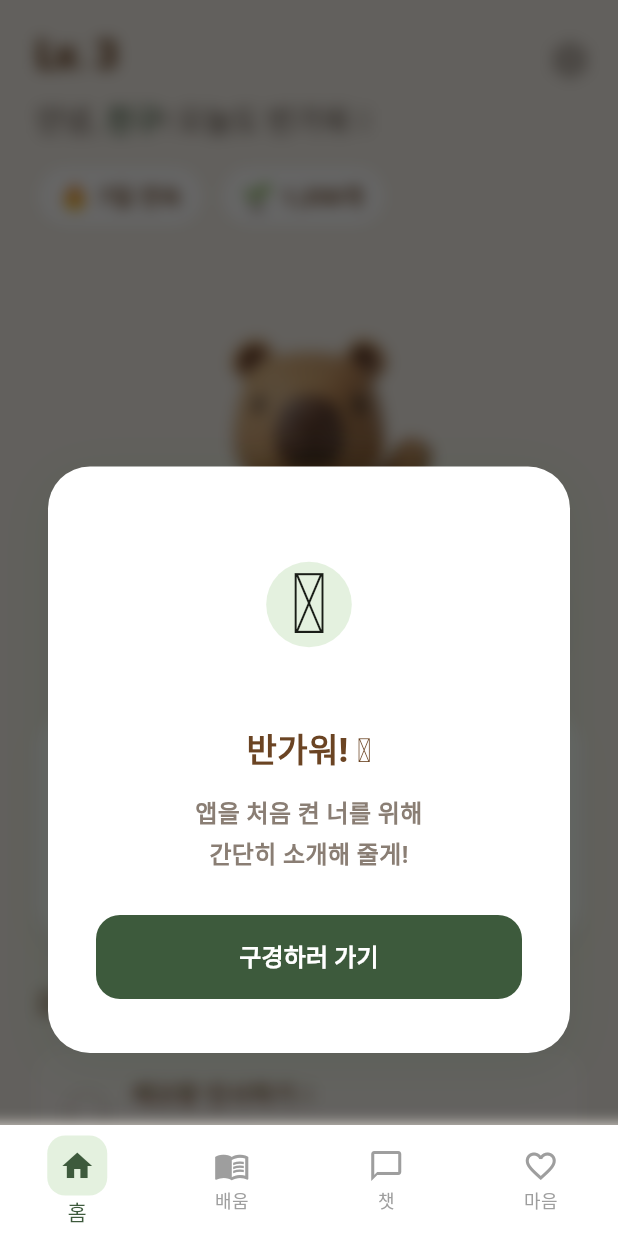
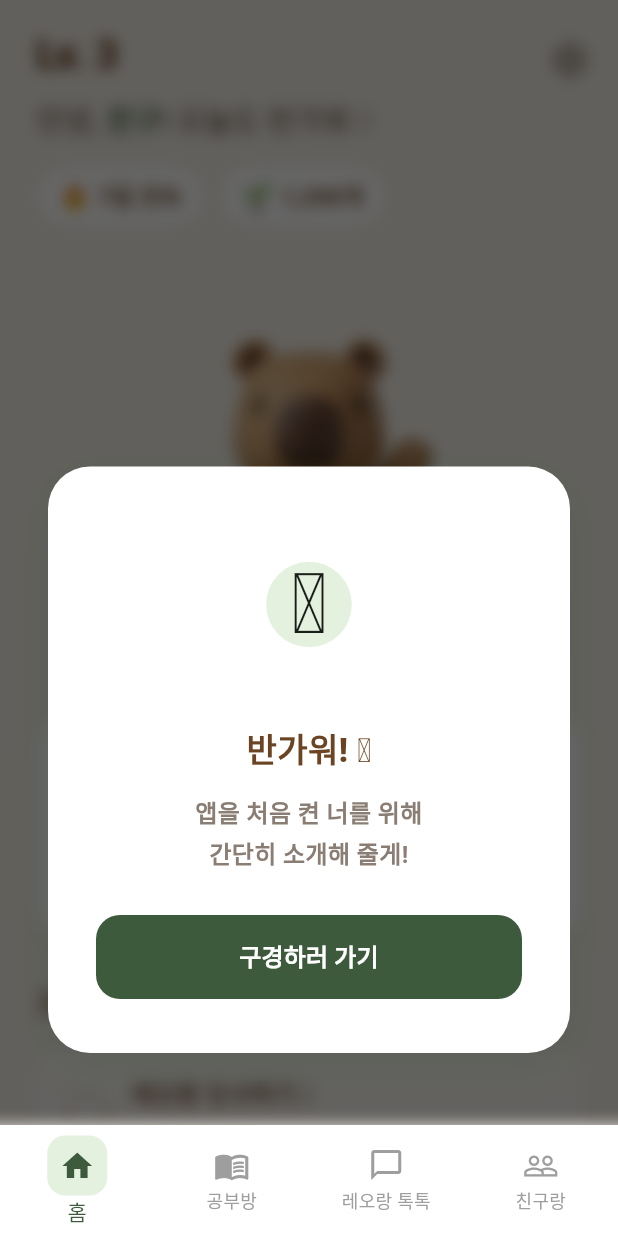
Before and after one commit to quad-S-BIFriends/bifriends-client, a Flutter app: the MainScaffold screen opened directly, on a phone screen of 412 x 824 dp. Run offline on Flutter 3.47's test engine with Material 3 defaults, Android fonts, the light colour scheme and no system bars; our stand-ins replace firebase_auth, firebase_core, flutter_secure_storage, google_fonts, google_sign_in, permission_handler; missing offline and left inert: record; accounts and stored records are empty; network calls fail; Roboto replaces fonts that are missing (Pretendard).

Commit message:
feat: change navigation menu name and icons #5

```diff
--- a/lib/screens/main_scaffold.dart
+++ b/lib/screens/main_scaffold.dart
@@ -155,18 +155,18 @@ class _MainScaffoldState extends State<MainScaffold> {
             icon: Icons.menu_book_outlined,
           ),
           activeIcon: _ActiveIcon(Icons.menu_book),
-          label: '배움',
+          label: '공부방',
         ),
         BottomNavigationBarItem(
           icon: _KeyedIcon(key: _chatTabKey, icon: Icons.chat_bubble_outline),
           activeIcon: _ActiveIcon(Icons.chat_bubble),
-          label: '챗',
+          label: '레오랑 톡톡',
         ),
 
         BottomNavigationBarItem(
-          icon: _KeyedIcon(key: _heartTabKey, icon: Icons.favorite_outline),
-          activeIcon: _ActiveIcon(Icons.favorite),
-          label: '마음',
+          icon: _KeyedIcon(key: _heartTabKey, icon: Icons.people_outline),
+          activeIcon: _ActiveIcon(Icons.people),
+          label: '친구랑',
         ),
       ],
     );
```
